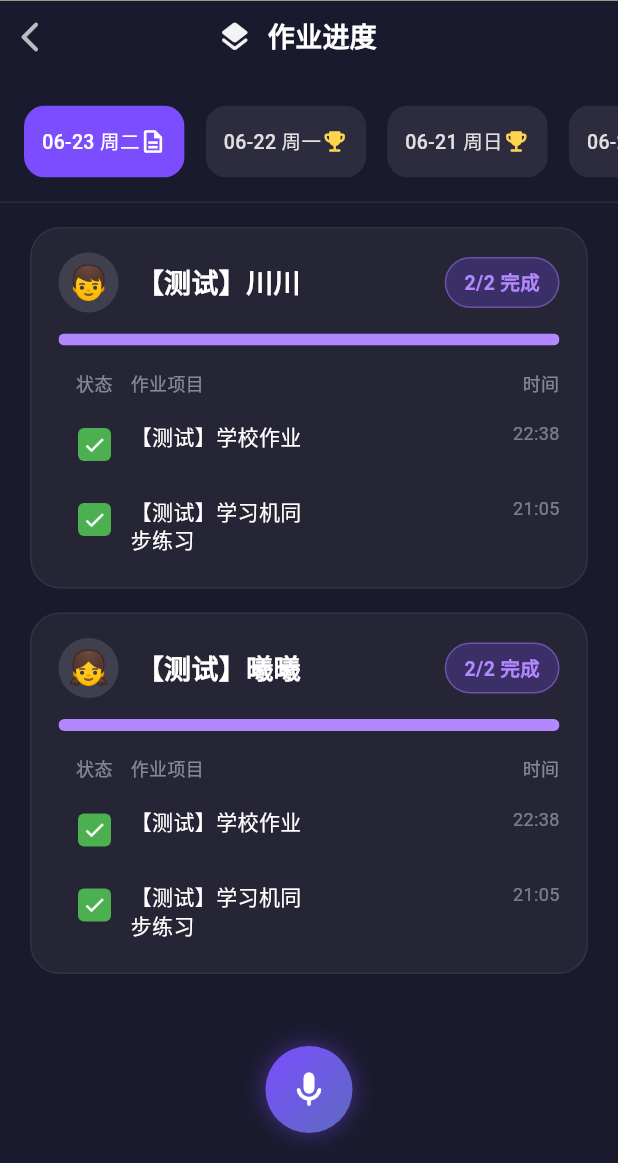
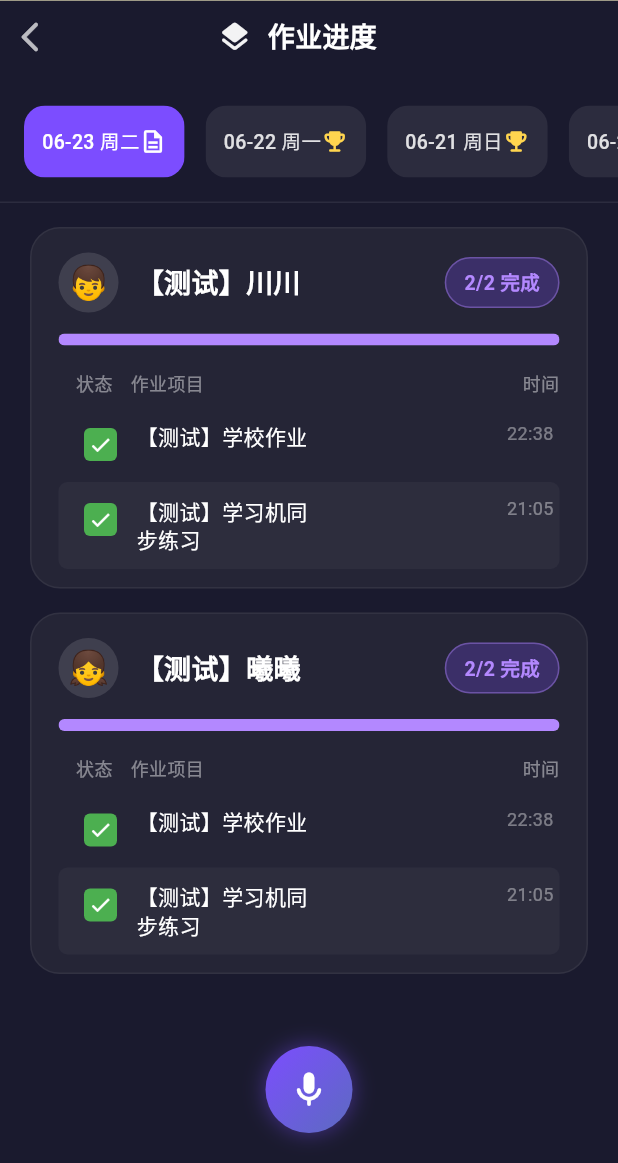
Before and after one commit to lhp2048/family-smart-apps, a Flutter app: the TasksPage screen opened by its route, on a phone screen of 412 x 824 dp, the part 73-1236 px from its top. Run offline on Flutter 3.47's test engine with Material 3 defaults, Android fonts, the phone set to English and light mode, and no system bars; our stand-ins replace audioplayers, dio, fl_chart, flutter_riverpod, go_router, isar and 5 more; missing offline and left inert: gal, mobile_scanner, record, shared_preferences_web; accounts and stored records are empty; generated files the repository leaves out were written again.

Commit message:
feat(tasks): add zebra striping to homework progress rows
Alternate subtle row backgrounds in the homework item list to match points log styling.

Co-authored-by: Cursor <cursoragent@cursor.com>

```diff
--- a/lib/core/constants/build_stamp.dart
+++ b/lib/core/constants/build_stamp.dart
@@ -1,4 +1,4 @@
 // GENERATED — do not edit by hand.
 // Regenerate: dart run tool/generate_build_stamp.dart
 
-const String kAppBuildStamp = '2026.6.23.2233';
+const String kAppBuildStamp = '2026.6.23.2236';
--- a/lib/features/tasks/presentation/tasks_page.dart
+++ b/lib/features/tasks/presentation/tasks_page.dart
@@ -611,9 +611,10 @@ class _MemberHomeworkCard extends ConsumerWidget {
           const SizedBox(height: 16),
           _TableHeaderRow(),
           const SizedBox(height: 8),
-          ...items.map(
-            (item) => _TaskDataRow(
-              item: item,
+          ...items.asMap().entries.map(
+                (e) => _TaskDataRow(
+                  item: e.value,
+                  index: e.key,
                   member: member,
                   onToggle: readOnly
                       ? null
@@ -623,7 +624,7 @@ class _MemberHomeworkCard extends ConsumerWidget {
                             bizDate: bizDate,
                             member: member,
                             items: items,
-                        item: item,
+                            item: e.value,
                             apiConfigured: apiConfigured,
                           ),
                 ),
@@ -679,11 +680,13 @@ class _TableHeaderRow extends StatelessWidget {
 class _TaskDataRow extends StatelessWidget {
   const _TaskDataRow({
     required this.item,
+    required this.index,
     required this.member,
     required this.onToggle,
   });
 
   final TaskItemEntity item;
+  final int index;
   final MemberEntity member;
   final VoidCallback? onToggle;
 
@@ -694,8 +697,15 @@ class _TaskDataRow extends StatelessWidget {
     final done = memberTaskDoneForMember(member, st);
     final timeStr = memberTaskTimeDisplayForMember(member, at);
 
-    return Padding(
-      padding: const EdgeInsets.symmetric(vertical: 10),
+    return DecoratedBox(
+      decoration: BoxDecoration(
+        color: index.isOdd
+            ? Colors.white.withValues(alpha: 0.035)
+            : Colors.transparent,
+        borderRadius: BorderRadius.circular(6),
+      ),
+      child: Padding(
+        padding: const EdgeInsets.symmetric(vertical: 10, horizontal: 4),
         child: Row(
           crossAxisAlignment: CrossAxisAlignment.start,
           children: [
@@ -749,6 +759,7 @@ class _TaskDataRow extends StatelessWidget {
             ),
           ],
         ),
+      ),
     );
   }
 }
```
Lines whose indentation alone changed are shown as unchanged.
